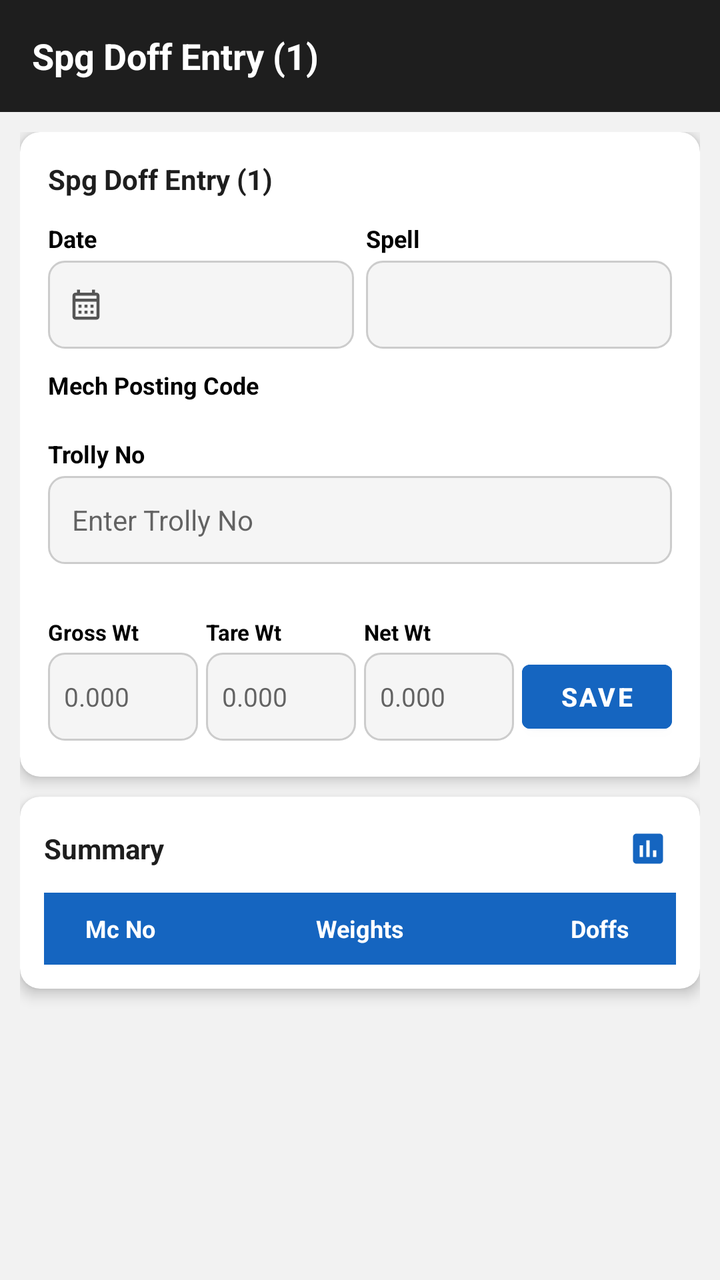
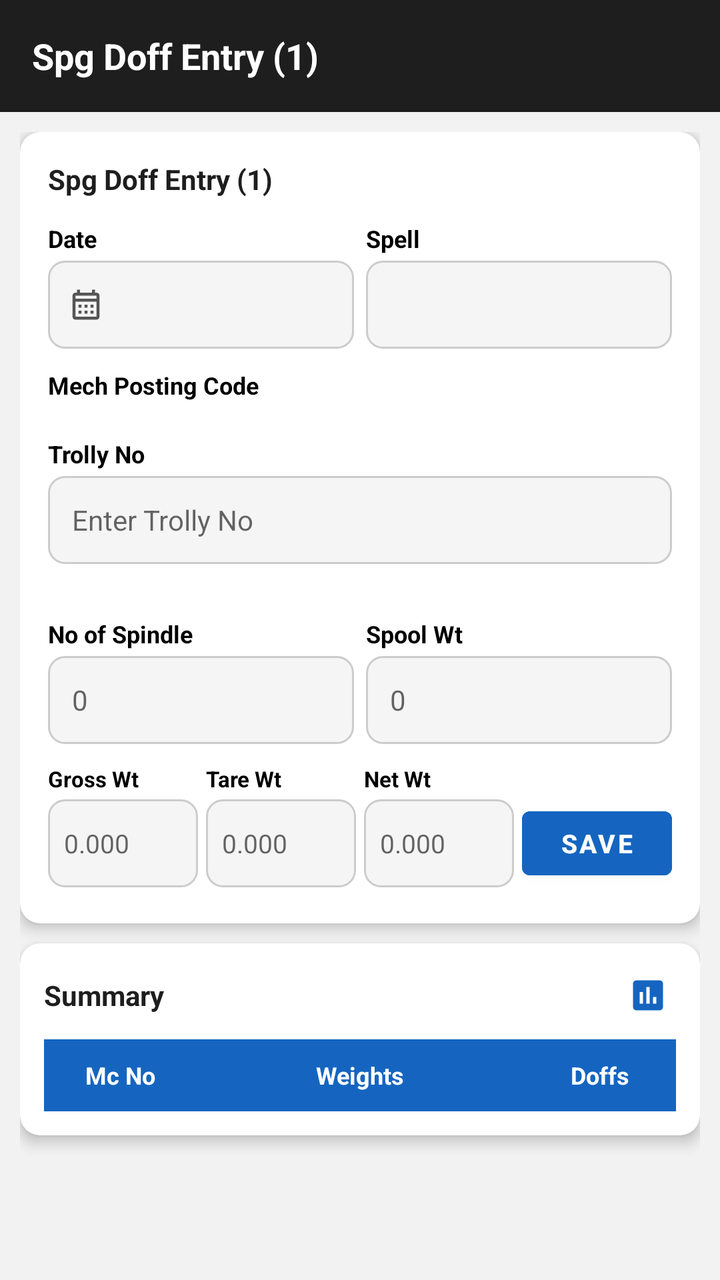

The first picture is an Android layout as it rendered before a commit; the second is the same layout after the commit. The layout source and the unified diff follow.
<!-- AndroidManifest.xml: application theme Theme.MyHrms -->
<!-- res/layout/activity_spg_doff_entry1.xml -->
<?xml version="1.0" encoding="utf-8"?>
<LinearLayout xmlns:android="http://schemas.android.com/apk/res/android"
    xmlns:app="http://schemas.android.com/apk/res-auto"
    android:layout_width="match_parent"
    android:layout_height="match_parent"
    android:orientation="vertical"
    android:background="#F2F2F2">

    <androidx.appcompat.widget.Toolbar
        android:id="@+id/toolbar"
        android:layout_width="match_parent"
        android:layout_height="?attr/actionBarSize"
        android:background="#1E1E1E"
        app:titleTextColor="@color/white">
        <TextView
            android:layout_width="wrap_content"
            android:layout_height="wrap_content"
            android:text="Spg Doff Entry (1)"
            android:textColor="#FFFFFF"
            android:textSize="18sp"
            android:textStyle="bold" />
    </androidx.appcompat.widget.Toolbar>

    <androidx.core.widget.NestedScrollView
        android:layout_width="match_parent"
        android:layout_height="match_parent"
        android:fillViewport="true">

        <LinearLayout
            android:layout_width="match_parent"
            android:layout_height="wrap_content"
            android:orientation="vertical"
            android:padding="10dp">

            
            <androidx.cardview.widget.CardView
                android:layout_width="match_parent"
                android:layout_height="wrap_content"
                android:layout_marginBottom="10dp"
                app:cardCornerRadius="10dp"
                app:cardElevation="4dp"
                app:cardBackgroundColor="#FFFFFF">

                <LinearLayout
                    android:layout_width="match_parent"
                    android:layout_height="wrap_content"
                    android:orientation="vertical"
                    android:padding="14dp">

                    <TextView
                        android:layout_width="wrap_content"
                        android:layout_height="wrap_content"
                        android:text="Spg Doff Entry (1)"
                        android:textSize="14sp"
                        android:textStyle="bold"
                        android:textColor="#1E1E1E"
                        android:layout_marginBottom="12dp" />

                    
                    <LinearLayout
                        android:layout_width="match_parent"
                        android:layout_height="wrap_content"
                        android:orientation="horizontal"
                        android:weightSum="2"
                        android:layout_marginBottom="10dp">

                        
                        <LinearLayout
                            android:layout_width="0dp"
                            android:layout_height="wrap_content"
                            android:layout_weight="1"
                            android:orientation="vertical"
                            android:layout_marginEnd="6dp">
                            <TextView
                                android:layout_width="wrap_content"
                                android:layout_height="wrap_content"
                                android:text="Date"
                                android:textColor="#000000"
                                android:textSize="12sp"
                                android:textStyle="bold"
                                android:layout_marginBottom="3dp"/>
                            <LinearLayout
                                android:id="@+id/btnEntryDate"
                                android:layout_width="match_parent"
                                android:layout_height="44dp"
                                android:background="@drawable/bg_input_rounded_light"
                                android:gravity="center_vertical"
                                android:orientation="horizontal"
                                android:paddingStart="10dp"
                                android:paddingEnd="10dp"
                                android:clickable="true"
                                android:focusable="true">
                                <ImageView
                                    android:layout_width="18dp"
                                    android:layout_height="18dp"
                                    android:src="@drawable/ic_calendar"
                                    android:layout_marginEnd="6dp"
                                    app:tint="#555555"/>
                                <TextView
                                    android:id="@+id/tvEntryDate"
                                    android:layout_width="0dp"
                                    android:layout_height="wrap_content"
                                    android:layout_weight="1"
                                    android:textColor="#1E1E1E"
                                    android:textSize="14sp"/>
                            </LinearLayout>
                        </LinearLayout>

                        
                        <LinearLayout
                            android:layout_width="0dp"
                            android:layout_height="wrap_content"
                            android:layout_weight="1"
                            android:orientation="vertical">
                            <TextView
                                android:layout_width="wrap_content"
                                android:layout_height="wrap_content"
                                android:text="Spell"
                                android:textColor="#000000"
                                android:textSize="12sp"
                                android:textStyle="bold"
                                android:layout_marginBottom="3dp"/>
                            <Spinner
                                android:id="@+id/spEntrySpell"
                                android:layout_width="match_parent"
                                android:layout_height="44dp"
                                android:background="@drawable/bg_input_rounded_light"
                                android:paddingStart="10dp"
                                android:paddingEnd="10dp"/>
                        </LinearLayout>
                    </LinearLayout>

                    
                    <TextView
                        android:layout_width="wrap_content"
                        android:layout_height="wrap_content"
                        android:text="Mech Posting Code"
                        android:textColor="#000000"
                        android:textSize="12sp"
                        android:textStyle="bold"
                        android:layout_marginBottom="4dp"/>

                    <HorizontalScrollView
                        android:layout_width="match_parent"
                        android:layout_height="wrap_content"
                        android:scrollbars="none"
                        android:layout_marginBottom="10dp">
                        <LinearLayout
                            android:id="@+id/llMechCodes"
                            android:layout_width="wrap_content"
                            android:layout_height="wrap_content"
                            android:orientation="horizontal"
                            android:paddingBottom="4dp"/>
                    </HorizontalScrollView>

                    <TextView
                        android:id="@+id/tvMechCodesStatus"
                        android:layout_width="wrap_content"
                        android:layout_height="wrap_content"
                        android:text=""
                        android:textSize="12sp"
                        android:textColor="#777777"
                        android:layout_marginBottom="8dp"
                        android:visibility="gone"/>

                    
                    <LinearLayout
                        android:layout_width="match_parent"
                        android:layout_height="wrap_content"
                        android:orientation="vertical"
                        android:layout_marginBottom="10dp">
                        <TextView
                            android:layout_width="wrap_content"
                            android:layout_height="wrap_content"
                            android:text="Trolly No"
                            android:textColor="#000000"
                            android:textSize="12sp"
                            android:textStyle="bold"
                            android:layout_marginBottom="3dp"/>
                        <EditText
                            android:id="@+id/etTrollyNo"
                            android:layout_width="match_parent"
                            android:layout_height="44dp"
                            android:background="@drawable/bg_input_rounded_light"
                            android:hint="Enter Trolly No"
                            android:inputType="number"
                            android:paddingStart="12dp"
                            android:paddingEnd="12dp"
                            android:textSize="14sp"
                            android:textColor="#1E1E1E"
                            android:imeOptions="actionNext"/>
                        <TextView
                            android:id="@+id/tvTrollyInfo"
                            android:layout_width="wrap_content"
                            android:layout_height="wrap_content"
                            android:text=""
                            android:textSize="11sp"
                            android:layout_marginTop="2dp"/>
                    </LinearLayout>

                    
                    <LinearLayout
                        android:layout_width="match_parent"
                        android:layout_height="wrap_content"
                        android:orientation="horizontal"
                        android:weightSum="4"
                        android:layout_marginBottom="4dp">

                        
                        <LinearLayout
                            android:layout_width="0dp"
                            android:layout_height="wrap_content"
                            android:layout_weight="1"
                            android:orientation="vertical"
                            android:layout_marginEnd="4dp">
                            <TextView
                                android:layout_width="wrap_content"
                                android:layout_height="wrap_content"
                                android:text="Gross Wt"
                                android:textColor="#000000"
                                android:textSize="11sp"
                                android:textStyle="bold"
                                android:layout_marginBottom="3dp"/>
                            <EditText
                                android:id="@+id/etGrossWt"
                                android:layout_width="match_parent"
                                android:layout_height="44dp"
                                android:background="@drawable/bg_input_rounded_light"
                                android:hint="0.000"
                                android:inputType="numberDecimal"
                                android:paddingStart="8dp"
                                android:paddingEnd="8dp"
                                android:textSize="13sp"
                                android:textColor="#1E1E1E"
                                android:imeOptions="actionNext"/>
                        </LinearLayout>

                        
                        <LinearLayout
                            android:layout_width="0dp"
                            android:layout_height="wrap_content"
                            android:layout_weight="1"
                            android:orientation="vertical"
                            android:layout_marginEnd="4dp">
                            <TextView
                                android:layout_width="wrap_content"
                                android:layout_height="wrap_content"
                                android:text="Tare Wt"
                                android:textColor="#000000"
                                android:textSize="11sp"
                                android:textStyle="bold"
                                android:layout_marginBottom="3dp"/>
                            <EditText
                                android:id="@+id/etTareWt"
                                android:layout_width="match_parent"
                                android:layout_height="44dp"
                                android:background="@drawable/bg_input_rounded_light"
                                android:hint="0.000"
                                android:inputType="numberDecimal"
                                android:paddingStart="8dp"
                                android:paddingEnd="8dp"
                                android:textSize="13sp"
                                android:textColor="#1E1E1E"
                                android:focusable="false"
                                android:editable="false"/>
                        </LinearLayout>

                        
                        <LinearLayout
                            android:layout_width="0dp"
                            android:layout_height="wrap_content"
                            android:layout_weight="1"
                            android:orientation="vertical"
                            android:layout_marginEnd="4dp">
                            <TextView
                                android:layout_width="wrap_content"
                                android:layout_height="wrap_content"
                                android:text="Net Wt"
                                android:textColor="#000000"
                                android:textSize="11sp"
                                android:textStyle="bold"
                                android:layout_marginBottom="3dp"/>
                            <EditText
                                android:id="@+id/etNetWt"
                                android:layout_width="match_parent"
                                android:layout_height="44dp"
                                android:background="@drawable/bg_input_rounded_light"
                                android:hint="0.000"
                                android:inputType="numberDecimal"
                                android:paddingStart="8dp"
                                android:paddingEnd="8dp"
                                android:textSize="13sp"
                                android:textColor="#1E1E1E"
                                android:focusable="false"
                                android:editable="false"/>
                        </LinearLayout>

                        
                        <LinearLayout
                            android:layout_width="0dp"
                            android:layout_height="wrap_content"
                            android:layout_weight="1"
                            android:orientation="vertical">
                            <TextView
                                android:layout_width="wrap_content"
                                android:layout_height="wrap_content"
                                android:text=" "
                                android:textSize="11sp"
                                android:layout_marginBottom="3dp"/>
                            <Button
                                android:id="@+id/btnSave"
                                android:layout_width="match_parent"
                                android:layout_height="44dp"
                                android:text="Save"
                                android:textSize="13sp"
                                android:textColor="#FFFFFF"
                                android:backgroundTint="#1565C0"
                                android:textStyle="bold"/>
                        </LinearLayout>
                    </LinearLayout>

                </LinearLayout>
            </androidx.cardview.widget.CardView>

            
            <androidx.cardview.widget.CardView
                android:layout_width="match_parent"
                android:layout_height="wrap_content"
                android:layout_marginBottom="10dp"
                app:cardCornerRadius="10dp"
                app:cardElevation="4dp"
                app:cardBackgroundColor="#FFFFFF">

                <LinearLayout
                    android:layout_width="match_parent"
                    android:layout_height="wrap_content"
                    android:orientation="vertical"
                    android:padding="12dp">

                    
                    <LinearLayout
                        android:layout_width="match_parent"
                        android:layout_height="wrap_content"
                        android:orientation="horizontal"
                        android:gravity="center_vertical"
                        android:layout_marginBottom="8dp">

                        <TextView
                            android:layout_width="0dp"
                            android:layout_height="wrap_content"
                            android:layout_weight="1"
                            android:text="Summary"
                            android:textSize="14sp"
                            android:textStyle="bold"
                            android:textColor="#1E1E1E"/>

                        <ImageView
                            android:id="@+id/ivQualityShiftReport"
                            android:layout_width="28dp"
                            android:layout_height="28dp"
                            android:src="@drawable/ic_report"
                            android:padding="4dp"
                            android:background="?android:attr/selectableItemBackgroundBorderless"
                            android:contentDescription="View Quality Shift Report"
                            app:tint="#1565C0"/>

                    </LinearLayout>

                    
                    <LinearLayout
                        android:layout_width="match_parent"
                        android:layout_height="36dp"
                        android:orientation="horizontal"
                        android:background="#1565C0"
                        android:gravity="center_vertical"
                        android:paddingStart="8dp"
                        android:paddingEnd="8dp">
                        <TextView android:layout_width="0dp" android:layout_height="wrap_content"
                            android:layout_weight="1" android:text="Mc No"
                            android:textColor="#FFFFFF" android:textStyle="bold"
                            android:textSize="12sp" android:gravity="center"/>
                        <TextView android:layout_width="0dp" android:layout_height="wrap_content"
                            android:layout_weight="3" android:text="Weights"
                            android:textColor="#FFFFFF" android:textStyle="bold"
                            android:textSize="12sp" android:gravity="center"/>
                        <TextView android:layout_width="0dp" android:layout_height="wrap_content"
                            android:layout_weight="1" android:text="Doffs"
                            android:textColor="#FFFFFF" android:textStyle="bold"
                            android:textSize="12sp" android:gravity="center"/>
                    </LinearLayout>

                    <androidx.recyclerview.widget.RecyclerView
                        android:id="@+id/rvSummary"
                        android:layout_width="match_parent"
                        android:layout_height="wrap_content"
                        android:nestedScrollingEnabled="false"/>

                    <TextView
                        android:id="@+id/tvSummaryEmpty"
                        android:layout_width="match_parent"
                        android:layout_height="wrap_content"
                        android:text="No records for selected date / spell"
                        android:textColor="#999999"
                        android:textSize="13sp"
                        android:gravity="center"
                        android:padding="16dp"
                        android:visibility="gone"/>

                    <ProgressBar
                        android:id="@+id/pbSummary"
                        android:layout_width="wrap_content"
                        android:layout_height="wrap_content"
                        android:layout_gravity="center"
                        android:visibility="gone"/>

                </LinearLayout>
            </androidx.cardview.widget.CardView>

        </LinearLayout>
    </androidx.core.widget.NestedScrollView>

</LinearLayout>
<!-- resources referenced by this layout -->
<resources>
  <color name="white">#FFFFFFFF</color>
  <!-- drawable bg_input_rounded_light (drawable) -->
  <?xml version="1.0" encoding="utf-8"?>
  <shape xmlns:android="http://schemas.android.com/apk/res/android"
      android:shape="rectangle">
      <solid android:color="#F5F5F5" />
      <corners android:radius="8dp" />
      <stroke
          android:width="1dp"
          android:color="#CCCCCC" />
  </shape>
  <!-- drawable ic_calendar (drawable) -->
  <?xml version="1.0" encoding="utf-8"?>
  <vector xmlns:android="http://schemas.android.com/apk/res/android"
      android:width="24dp"
      android:height="24dp"
      android:viewportWidth="24"
      android:viewportHeight="24">
      <path
          android:fillColor="#FFFFFF"
          android:pathData="M19,4h-1V2h-2v2H8V2H6v2H5C3.89,4 3.01,4.9 3.01,6L3,20c0,1.1 0.89,2 2,2h14c1.1,0 2,-0.9 2,-2V6C21,4.9 20.1,4 19,4zM19,20H5V10h14V20zM19,8H5V6h14V8zM9,14H7v-2h2V14zM13,14h-2v-2h2V14zM17,14h-2v-2h2V14zM9,18H7v-2h2V18zM13,18h-2v-2h2V18zM17,18h-2v-2h2V18z" />
  </vector>
  <!-- drawable ic_report (drawable) -->
  <?xml version="1.0" encoding="utf-8"?>
  <vector xmlns:android="http://schemas.android.com/apk/res/android"
      android:width="24dp"
      android:height="24dp"
      android:viewportWidth="24"
      android:viewportHeight="24">
      <path
          android:fillColor="#FFFFFF"
          android:pathData="M19,3H5C3.9,3 3,3.9 3,5v14c0,1.1 0.9,2 2,2h14c1.1,0 2,-0.9 2,-2V5C21,3.9 20.1,3 19,3zM9,17H7v-7h2V17zM13,17h-2V7h2V17zM17,17h-2v-4h2V17z" />
  </vector>
  <style name="Theme.MyHrms" parent="Theme.MaterialComponents.DayNight.NoActionBar">
          
          <item name="colorPrimary">@color/toolbar_dark_blue</item>
          <item name="colorPrimaryVariant">@color/toolbar_dark_blue</item>
          <item name="colorOnPrimary">@color/white</item>
          
          <item name="colorSecondary">@color/teal_200</item>
          <item name="colorSecondaryVariant">@color/teal_700</item>
          <item name="colorOnSecondary">@color/black</item>
          
          <item name="android:statusBarColor">@color/toolbar_dark_blue</item>
          
      </style>
  <color name="toolbar_dark_blue">#1B4332</color>
  <color name="teal_200">#FF03DAC5</color>
  <color name="teal_700">#FF018786</color>
  <color name="black">#FF000000</color>
</resources>

<!-- the commit's change to res/layout/activity_spg_doff_entry1.xml (unified diff, before → after) -->
@@ -203,6 +203,70 @@
                         android:layout_width="match_parent"
                         android:layout_height="wrap_content"
                         android:orientation="horizontal"
+                        android:weightSum="2"
+                        android:layout_marginBottom="10dp">
+
+                        <LinearLayout
+                            android:layout_width="0dp"
+                            android:layout_height="wrap_content"
+                            android:layout_weight="1"
+                            android:orientation="vertical"
+                            android:layout_marginEnd="6dp">
+                            <TextView
+                                android:layout_width="wrap_content"
+                                android:layout_height="wrap_content"
+                                android:text="No of Spindle"
+                                android:textColor="#000000"
+                                android:textSize="12sp"
+                                android:textStyle="bold"
+                                android:layout_marginBottom="3dp"/>
+                            <EditText
+                                android:id="@+id/etNoOfSpindle"
+                                android:layout_width="match_parent"
+                                android:layout_height="44dp"
+                                android:background="@drawable/bg_input_rounded_light"
+                                android:hint="0"
+                                android:inputType="number"
+                                android:paddingStart="12dp"
+                                android:paddingEnd="12dp"
+                                android:textSize="14sp"
+                                android:textColor="#1E1E1E"
+                                android:imeOptions="actionNext"/>
+                        </LinearLayout>
+
+                        <LinearLayout
+                            android:layout_width="0dp"
+                            android:layout_height="wrap_content"
+                            android:layout_weight="1"
+                            android:orientation="vertical">
+                            <TextView
+                                android:layout_width="wrap_content"
+                                android:layout_height="wrap_content"
+                                android:text="Spool Wt"
+                                android:textColor="#000000"
+                                android:textSize="12sp"
+                                android:textStyle="bold"
+                                android:layout_marginBottom="3dp"/>
+                            <EditText
+                                android:id="@+id/etSpoolWt"
+                                android:layout_width="match_parent"
+                                android:layout_height="44dp"
+                                android:background="@drawable/bg_input_rounded_light"
+                                android:hint="0"
+                                android:inputType="numberDecimal"
+                                android:paddingStart="12dp"
+                                android:paddingEnd="12dp"
+                                android:textSize="14sp"
+                                android:textColor="#1E1E1E"
+                                android:focusable="false"/>
+                        </LinearLayout>
+                    </LinearLayout>
+
+                    
+                    <LinearLayout
+                        android:layout_width="match_parent"
+                        android:layout_height="wrap_content"
+                        android:orientation="horizontal"
                         android:weightSum="4"
                         android:layout_marginBottom="4dp">
 
